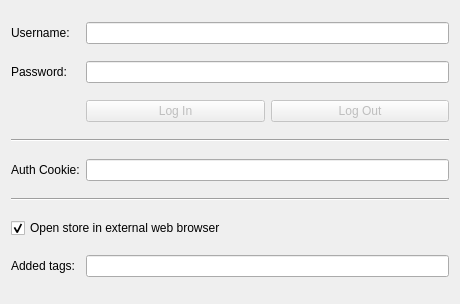
Above: calibre-plugin/config_widget.ui from RobChiocchio/bookshare-calibre-plugin before the change. Below: the same form after it.
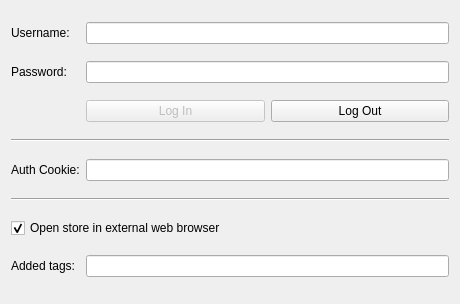
That is the form after the change.

Commit message:
Re-enable the logout button
Need to clear the cookie jar somehow

The edit to the form file:
```diff
--- a/calibre-plugin/config_widget.ui
+++ b/calibre-plugin/config_widget.ui
@@ -113,7 +113,7 @@
      <item>
       <widget class="QPushButton" name="logout_button">
        <property name="enabled">
-        <bool>false</bool>
+        <bool>true</bool>
        </property>
        <property name="text">
         <string>Log Out</string>
```
Left out of the diff: 4 changed lines with no effect on the pictures. The commit also changes 1 other file.
